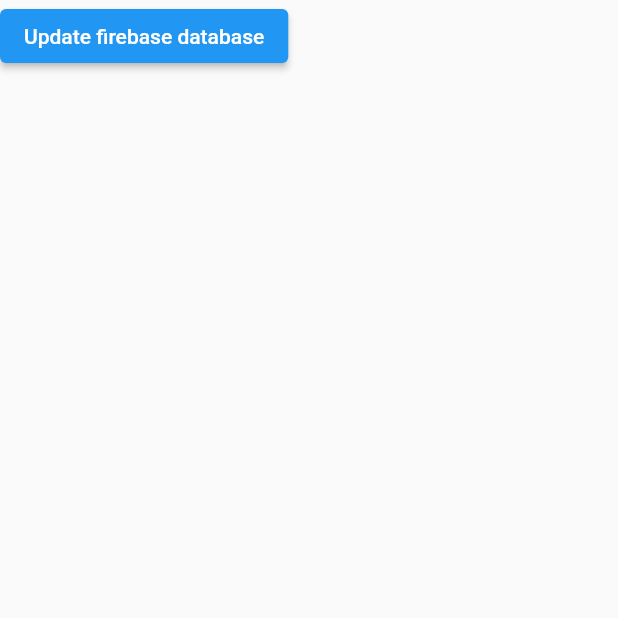
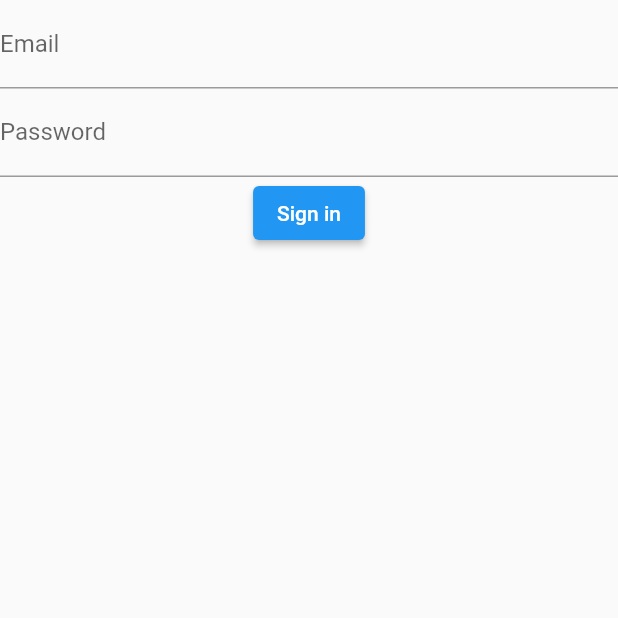
Before and after one commit to bilguun1001/flutter_playground, a Flutter app: the screen it shows after launch, on a phone screen of 412 x 824 dp, the top half of it. Run offline on Flutter 3.47's test engine with Material 2 defaults, Android fonts, the phone set to English and light mode, and no system bars; our stand-ins replace firebase_auth, firebase_core; accounts and stored records are empty.

Commit message:
adding sing in

```diff
--- /dev/null
+++ b/lib/authentication_service.dart
@@ -0,0 +1,32 @@
+import 'package:firebase_auth/firebase_auth.dart';
+
+class AuthenticationService {
+
+  final FirebaseAuth _firebaseAuth;
+
+  AuthenticationService(this._firebaseAuth);
+
+  Stream<User> get authStateChanges => _firebaseAuth.authStateChanges();
+
+  Future<void> signOut() async {
+    await _firebaseAuth.signOut();
+  }
+
+  Future<String> signIn({String email, String password}) async {
+    try {
+      await _firebaseAuth.signInWithEmailAndPassword(email: email, password: password);
+      return 'Sign in was successful';
+    } on FirebaseAuthException catch (error) {
+      return error.message;
+    }
+  }
+
+  Future<String> signUp({String email, String password}) async {
+    try {
+      await _firebaseAuth.createUserWithEmailAndPassword(email: email, password: password);
+      return 'Sign up was successful';
+    } on FirebaseAuthException catch (error) {
+      return error.message;
+    }
+  }
+}
--- a/lib/main.dart
+++ b/lib/main.dart
@@ -1,48 +1,99 @@
+import 'package:flutter_playground/authentication_service.dart';
 import 'package:flutter/material.dart';
 import 'package:firebase_core/firebase_core.dart';
-import 'package:firebase_database/firebase_database.dart';
-import 'dart:math';
+import 'package:firebase_auth/firebase_auth.dart';
+
 Future<void> main() async {
   WidgetsFlutterBinding.ensureInitialized();
+  await Firebase.initializeApp();
   runApp(MyApp());
 }
 
 class MyApp extends StatelessWidget {
-  final Future<FirebaseApp> _fbApp = Firebase.initializeApp();
   @override
   Widget build(BuildContext context) {
-    return MaterialApp(
-      home: FutureBuilder(
-        future: _fbApp,
-        builder: (context, snapshot) {
-          if (snapshot.hasError) {
-            return Text('Sorry, there was an error');
-          } else if (snapshot.hasData) {
-            return MyHomePage();
-          } else {
-            return Center(child: CircularProgressIndicator());
-          }
-        },
+    return MaterialApp(home: AuthenticationWrapper());
+  }
+}
+
+class AuthenticationWrapper extends StatelessWidget {
+  final _authService = AuthenticationService(FirebaseAuth.instance);
+  @override
+  Widget build(BuildContext context) {
+    return StreamBuilder<User>(
+      stream: _authService.authStateChanges,
+      builder: (context, snapshot) {
+        final user = snapshot.data;
+        if (user == null) {
+          return SignInPage(authService: _authService);
+        } else {
+          return HomePage(
+            authService: _authService,
+          );
+        }
+      },
+    );
+  }
+}
+
+class SignInPage extends StatelessWidget {
+  final emailController = TextEditingController();
+  final passwordController = TextEditingController();
+  final AuthenticationService authService;
+
+  SignInPage({Key key, this.authService});
+
+  @override
+  Widget build(BuildContext context) {
+    return Scaffold(
+      body: Column(
+        children: [
+          TextField(
+            controller: emailController,
+            decoration: InputDecoration(
+              labelText: "Email",
+            ),
+          ),
+          TextField(
+            controller: passwordController,
+            decoration: InputDecoration(
+              labelText: "Password",
+            ),
+          ),
+          ElevatedButton(
+            onPressed: () {
+              authService.signIn(
+                email: emailController.text,
+                password: passwordController.text,
+              );
+            },
+            child: Text('Sign in'),
+          ),
+        ],
       ),
     );
   }
 }
 
-class MyHomePage extends StatelessWidget {
+class HomePage extends StatelessWidget {
+  final AuthenticationService authService;
+
+  HomePage({Key key, this.authService});
   @override
   Widget build(BuildContext context) {
     return Scaffold(
-      body: Container(
-        child: Column(children: [
-          ElevatedButton(
-              child: Text('Update firebase database'),
+      body: Center(
+        child: Column(
+          children: [
+            Text('HOME'),
+            ElevatedButton(
               onPressed: () {
-                print('hi');
-                DatabaseReference _testRef = FirebaseDatabase.instance.reference().child("test");
-                _testRef.set("Hello ${Random().nextInt(100)}");
-              }
-          )
-        ]),
+                authService.signOut();
+              },
+              child: Text('Log out'),
+            ),
+          ],
+        ),
       ),
     );
   }
--- a/pubspec.yaml
+++ b/pubspec.yaml
@@ -19,14 +19,15 @@
 dependencies:
   flutter:
     sdk: flutter
+  firebase_core: ^1.1.0
+  firebase_auth: ^1.1.3
 
   # The following adds the Cupertino Icons font to your application.
   # Use with the CupertinoIcons class for iOS style icons.
 dev_dependencies:
   flutter_test:
     sdk: flutter
-  firebase_core: ^1.1.0
-  firebase_database: ^6.1.2
+
 
 # For information on the generic Dart part of this file, see the
 # following page: https://dart.dev/tools/pub/pubspec
```
Also changed, not shown: pubspec.lock.
